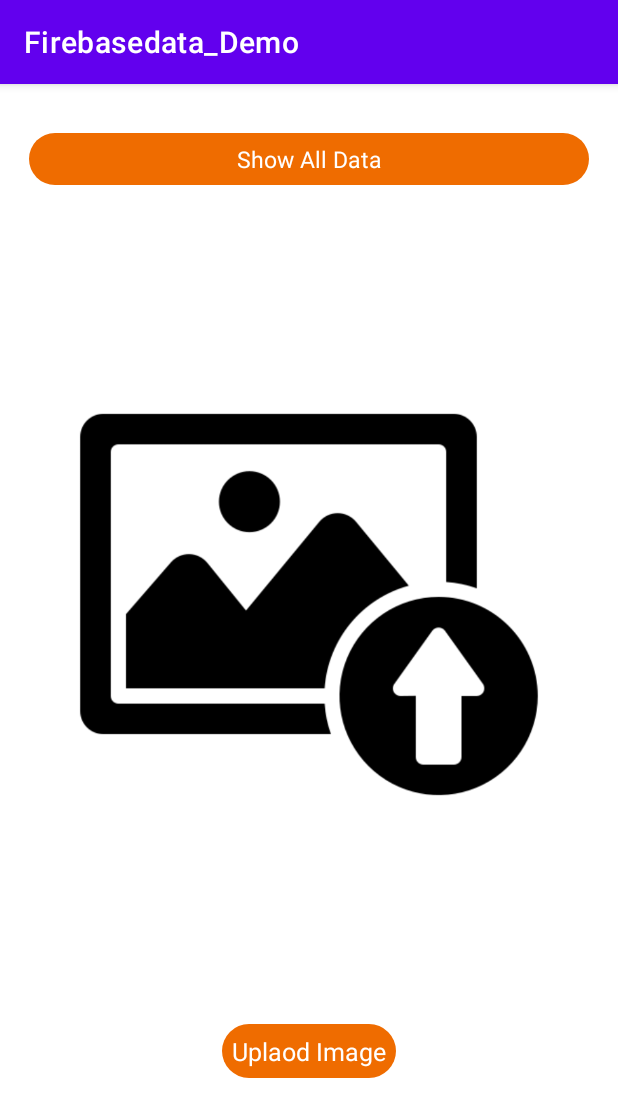
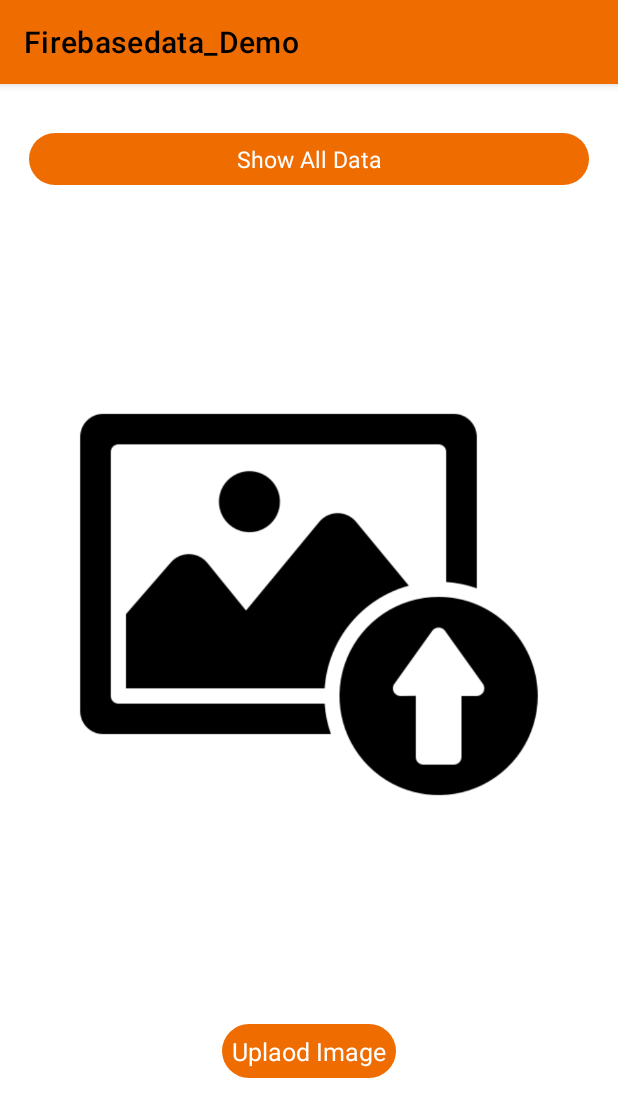
Before and after one commit to dhruvhansalpara/DhruvFirebaseDataDemo, an Android app: the MainActivity screen opened directly, with no data from a screen before it, on a phone screen of 412 x 824 dp. Shown: the top 1117 px of the screen. Run offline under Robolectric (Android 15) with nearby library versions, the phone set to English and light mode, and no system bars; our stand-ins replace Firebase (no records; nobody signed in at launch, a user with empty details on screens opened directly), sdp/ssp sizes.

Commit message:
Dhruv Push

```diff
--- a/app/src/main/res/layout/activity_main.xml
+++ b/app/src/main/res/layout/activity_main.xml
@@ -4,6 +4,7 @@
     xmlns:tools="http://schemas.android.com/tools"
     android:layout_width="match_parent"
     android:layout_height="match_parent"
+    android:background="@color/white"
     android:orientation="vertical">
 
     <ScrollView
--- a/app/src/main/res/layout/showactivity.xml
+++ b/app/src/main/res/layout/showactivity.xml
@@ -2,6 +2,7 @@
 <LinearLayout xmlns:android="http://schemas.android.com/apk/res/android"
     android:layout_width="match_parent"
     android:layout_height="match_parent"
+    android:background="@color/white"
     android:orientation="vertical">
 
 
--- a/app/src/main/res/values-night/themes.xml
+++ b/app/src/main/res/values-night/themes.xml
@@ -1,16 +1,16 @@
 <resources xmlns:tools="http://schemas.android.com/tools">
     <!-- Base application theme. -->
-    <style name="Theme.Firebasedata_Demo" parent="Theme.MaterialComponents.DayNight.DarkActionBar">
+    <style name="Theme.Firebasedata_Demo" parent="Theme.MaterialComponents.Light">
         <!-- Primary brand color. -->
-        <item name="colorPrimary">@color/purple_200</item>
-        <item name="colorPrimaryVariant">@color/purple_700</item>
-        <item name="colorOnPrimary">@color/black</item>
+        <item name="colorPrimary">@color/colorPrimary</item>
+        <item name="colorPrimaryVariant">@color/colorPrimary</item>
+        <item name="colorOnPrimary">@color/colorPrimary</item>
         <item name="android:textColor">@color/black</item>
         <item name="android:textColorPrimary">@color/black</item>
         <!-- Secondary brand color. -->
         <item name="colorSecondary">@color/teal_200</item>
         <item name="colorSecondaryVariant">@color/teal_200</item>
-        <item name="colorOnSecondary">@color/black</item>
+        <item name="colorOnSecondary">@color/purple_700</item>
         <!-- Status bar color. -->
         <item name="android:statusBarColor" tools:targetApi="l">?attr/colorPrimaryVariant</item>
         <!-- Customize your theme here. -->
--- a/app/src/main/res/values/colors.xml
+++ b/app/src/main/res/values/colors.xml
@@ -1,8 +1,8 @@
 <?xml version="1.0" encoding="utf-8"?>
 <resources>
-    <color name="purple_200">#FFBB86FC</color>
+    <color name="purple_200">#FF6200EE</color>
     <color name="purple_500">#FF6200EE</color>
-    <color name="purple_700">#FF3700B3</color>
+    <color name="purple_700">#FF6200EE</color>
     <color name="teal_200">#FF03DAC5</color>
     <color name="teal_700">#FF018786</color>
     <color name="black">#FF000000</color>
--- a/app/src/main/res/values/themes.xml
+++ b/app/src/main/res/values/themes.xml
@@ -1,16 +1,16 @@
 <resources xmlns:tools="http://schemas.android.com/tools">
     <!-- Base application theme. -->
-    <style name="Theme.Firebasedata_Demo" parent="Theme.MaterialComponents.DayNight.DarkActionBar">
+    <style name="Theme.Firebasedata_Demo" parent="Theme.MaterialComponents.Light">
         <!-- Primary brand color. -->
-        <item name="colorPrimary">@color/purple_500</item>
-        <item name="colorPrimaryVariant">@color/purple_700</item>
-        <item name="colorOnPrimary">@color/black</item>
+        <item name="colorPrimary">@color/colorPrimary</item>
+        <item name="colorPrimaryVariant">@color/colorPrimary</item>
+        <item name="colorOnPrimary">@color/colorPrimary</item>
         <item name="android:textColor">@color/black</item>
         <item name="android:textColorPrimary">@color/black</item>
         <!-- Secondary brand color. -->
         <item name="colorSecondary">@color/teal_200</item>
         <item name="colorSecondaryVariant">@color/teal_700</item>
-        <item name="colorOnSecondary">@color/black</item>
+        <item name="colorOnSecondary">@color/purple_700</item>
         <!-- Status bar color. -->
         <item name="android:statusBarColor" tools:targetApi="l">?attr/colorPrimaryVariant</item>
         <!-- Customize your theme here. -->
```
